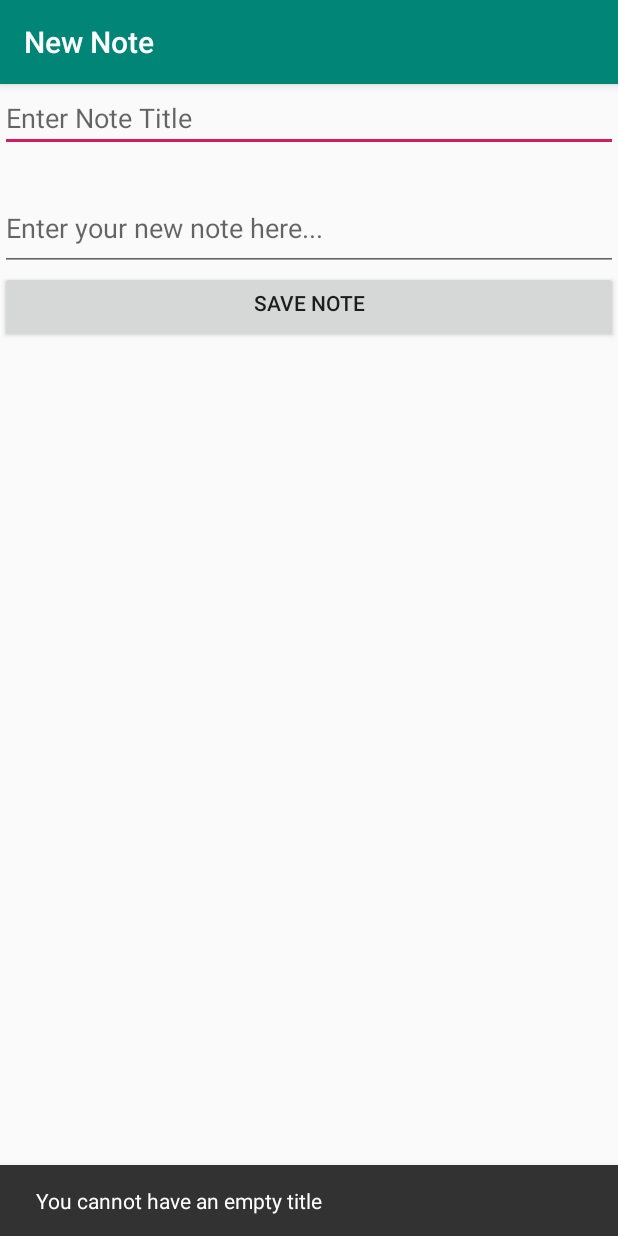
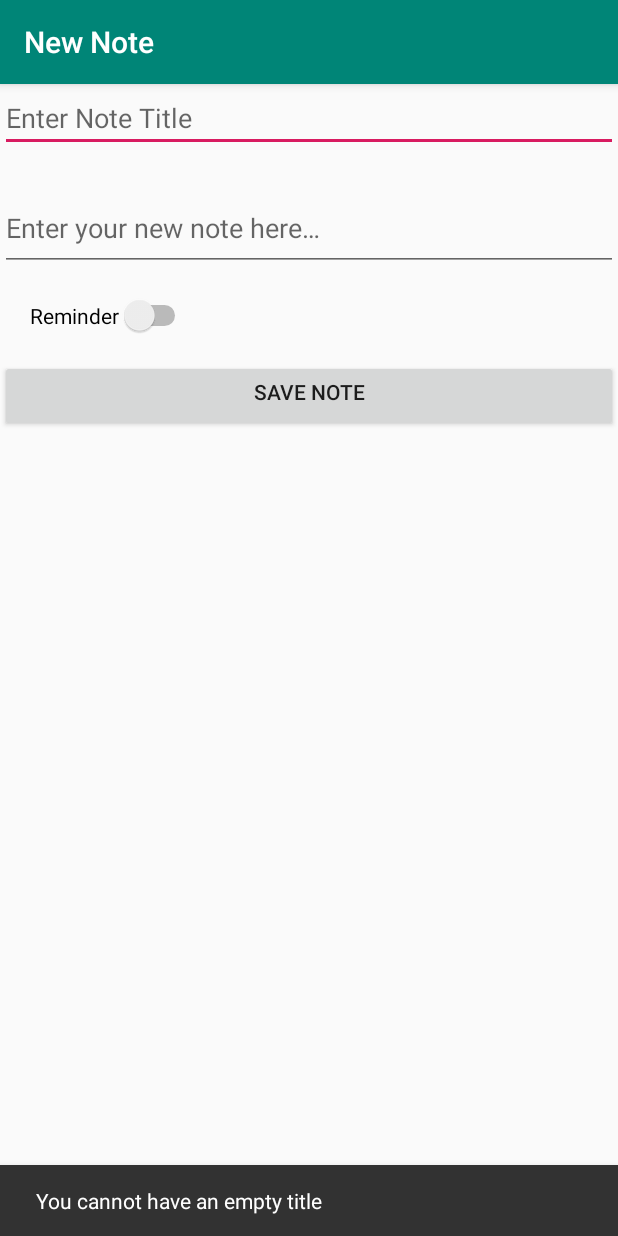
Before and after one commit to steveodds/Simple_Note_App, an Android app: the new_note screen opened directly, with no data from a screen before it, after a tap on "SAVE NOTE", on a phone screen of 412 x 824 dp. Run offline under Robolectric (Android 15) with nearby library versions, the phone set to English and light mode, and no system bars.

```diff
--- a/app/src/main/java/com/example/simplenotes/new_note.java
+++ b/app/src/main/java/com/example/simplenotes/new_note.java
@@ -1,10 +1,18 @@
 package com.example.simplenotes;
 
+import android.app.DatePickerDialog;
+import android.app.TimePickerDialog;
+import android.content.Context;
 import android.os.Bundle;
 import android.util.Log;
 import android.view.View;
+import android.view.inputmethod.InputMethodManager;
 import android.widget.Button;
+import android.widget.CompoundButton;
+import android.widget.DatePicker;
 import android.widget.EditText;
+import android.widget.Switch;
+import android.widget.TimePicker;
 
 import androidx.appcompat.app.AppCompatActivity;
 import androidx.appcompat.widget.Toolbar;
@@ -12,12 +20,20 @@ import androidx.coordinatorlayout.widget.CoordinatorLayout;
 
 import com.google.android.material.snackbar.Snackbar;
 
+import java.util.Calendar;
+import java.util.Date;
+import java.util.Objects;
+
 public class new_note extends AppCompatActivity {
 
     final NotesHandler newlyCreatedNotes = new NotesHandler();
     EditText noteTitleFromView;
     EditText noteContentFromView;
     Snackbar snackbar;
+    Switch reminderSwitch;
+    private boolean hasReminder;
+    private boolean isEdit;
+    Calendar reminderDateTime;
 
     @Override
     protected void onCreate(Bundle savedInstanceState) {
@@ -26,25 +42,82 @@ public class new_note extends AppCompatActivity {
         Toolbar toolbar = findViewById(R.id.toolbar);
         setSupportActionBar(toolbar);
 
+        reminderDateTime = Calendar.getInstance();
         noteTitleFromView = findViewById(R.id.new_note_title);
         noteContentFromView = findViewById(R.id.new_note_content);
+        reminderSwitch = findViewById(R.id.reminder_switch);
+
+        reminderSwitch.setOnCheckedChangeListener(new CompoundButton.OnCheckedChangeListener() {
+            @Override
+            public void onCheckedChanged(CompoundButton compoundButton, boolean isChecked) {
+                if (isChecked){
+                    Date reminderDate = fetchReminderDate();
+                    setReminder(reminderDate);
+                    hasReminder = true;
+                } else {
+                    reminderDateTime.clear();
+                    hasReminder = false;
+                    unsetReminder(new Object());
+                }
+            }
+        });
 
 
         Button saveNoteFromView = findViewById(R.id.save_note_button);
         saveNoteFromView.setOnClickListener(new View.OnClickListener() {
             @Override
             public void onClick(View view) {
-                boolean hasReminder = false; //TODO Add reminder functionality
+                InputMethodManager inputManager = (InputMethodManager) getSystemService(Context.INPUT_METHOD_SERVICE);
+                Objects.requireNonNull(inputManager).hideSoftInputFromWindow((null == getCurrentFocus()) ? null : getCurrentFocus().getWindowToken(), InputMethodManager.HIDE_NOT_ALWAYS);
+
+                //TODO Add reminder functionality
                 String title = noteTitleFromView.getText().toString();
                 String content = noteContentFromView.getText().toString();
 
+                //TODO Add editing check
                 if (!hasEmpties(title, content)){
                     validateThenSave(title, content, hasReminder);
                 }
-
-
             }
         });
+    }
+
+    private void unsetReminder(Object o) {
+        //TODO remove reminder
+    }
+
+    private void setReminder(Date reminderDate) {
+        //TODO register reminder with system
+    }
+
+    private Date fetchReminderDate() {
+        Calendar local = Calendar.getInstance();
+        int day = local.get(Calendar.DAY_OF_MONTH);
+        int month = local.get(Calendar.MONTH);
+        int year = local.get(Calendar.YEAR);
+        int hour = local.get(Calendar.HOUR_OF_DAY);
+        int minute = local.get(Calendar.MINUTE);
+
+        DatePickerDialog datePicker = new DatePickerDialog(new_note.this, new DatePickerDialog.OnDateSetListener() {
+            @Override
+            public void onDateSet(DatePicker datePicker, int year, int monthOfYear, int dayOfMonth) {
+                reminderDateTime.set(Calendar.YEAR, year);
+                reminderDateTime.set(Calendar.MONTH, monthOfYear);
+                reminderDateTime.set(Calendar.DAY_OF_MONTH, dayOfMonth);
+            }
+        }, year, month, day);
+        datePicker.show();
+
+        TimePickerDialog timePickerDialog = new TimePickerDialog(new_note.this, new TimePickerDialog.OnTimeSetListener() {
+            @Override
+            public void onTimeSet(TimePicker timePicker, int hourOfDay, int minute) {
+                reminderDateTime.set(Calendar.HOUR_OF_DAY, hourOfDay);
+                reminderDateTime.set(Calendar.MINUTE, minute);
+            }
+        }, hour, minute, false);
+        timePickerDialog.show();
+
+        return reminderDateTime.getTime();
     }
 
     private void validateThenSave(String title, String content, boolean hasReminder) {
--- a/app/src/main/res/layout/activity_new_note.xml
+++ b/app/src/main/res/layout/activity_new_note.xml
@@ -24,5 +24,4 @@
     <include layout="@layout/content_new_note" />
 
 
-
 </androidx.coordinatorlayout.widget.CoordinatorLayout>
--- a/app/src/main/res/layout/fragment_new_note.xml
+++ b/app/src/main/res/layout/fragment_new_note.xml
@@ -39,9 +39,21 @@
         android:id="@+id/save_note_button"
         android:layout_width="match_parent"
         android:layout_height="wrap_content"
+        android:layout_marginTop="16dp"
         android:paddingBottom="16sp"
         android:text="@string/save_note_button"
         app:layout_constraintEnd_toEndOf="parent"
+        app:layout_constraintHorizontal_bias="0.0"
+        app:layout_constraintStart_toStartOf="parent"
+        app:layout_constraintTop_toBottomOf="@+id/reminder_switch" />
+
+    <Switch
+        android:id="@+id/reminder_switch"
+        android:layout_width="wrap_content"
+        android:layout_height="wrap_content"
+        android:layout_marginStart="20dp"
+        android:layout_marginTop="16dp"
+        android:text="@string/reminder"
         app:layout_constraintStart_toStartOf="parent"
         app:layout_constraintTop_toBottomOf="@+id/new_note_content" />
 </androidx.constraintlayout.widget.ConstraintLayout>
--- a/app/src/main/res/values/strings.xml
+++ b/app/src/main/res/values/strings.xml
@@ -5,6 +5,7 @@
     <string name="dashboard_reminder_default_text">You have not set any reminders</string>
     <string name="title_activity_new_note">New Note</string>
     <string name="enter_note_title">Enter Note Title</string>
-    <string name="enter_new_note">Enter your new note here...</string>
+    <string name="enter_new_note">Enter your new note here…</string>
     <string name="save_note_button">Save Note</string>
+    <string name="reminder">Reminder</string>
 </resources>
```
